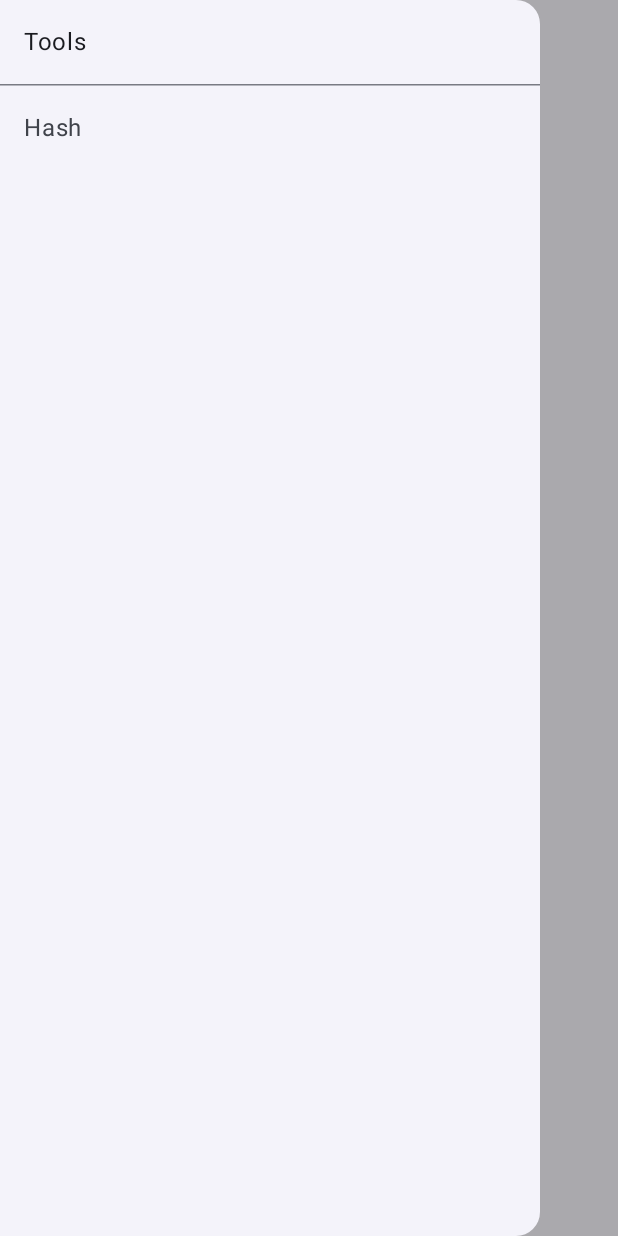
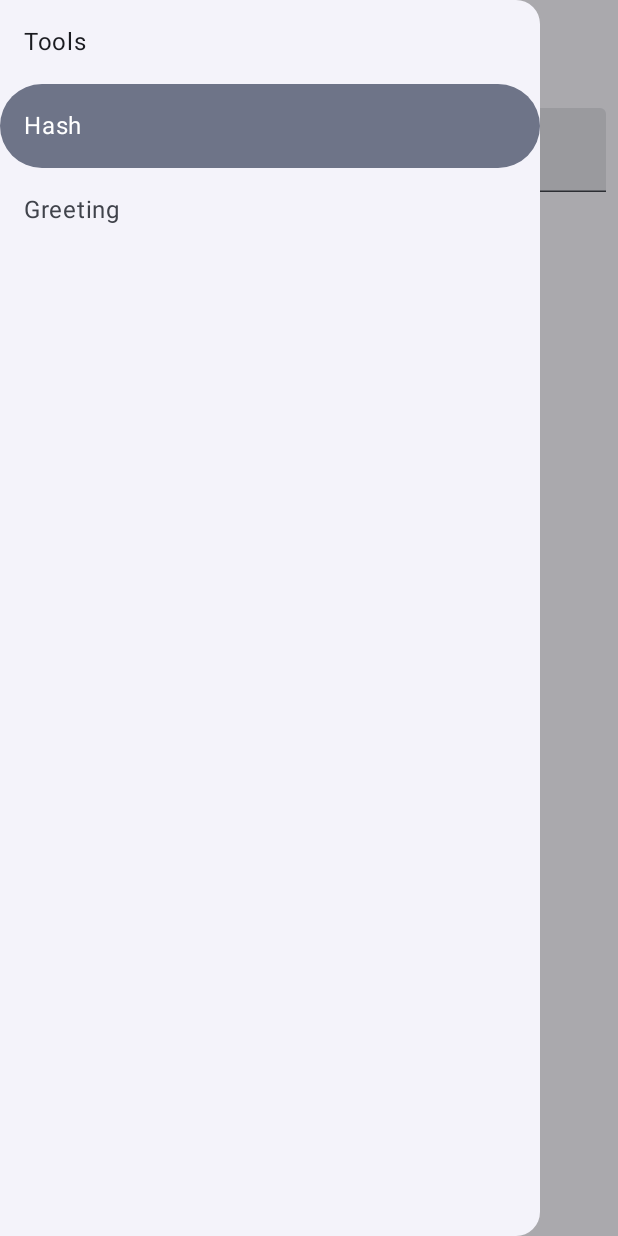
Before and after one commit to xorkevin/multitool, an Android app built with Jetpack Compose: the screen it shows after launch (MainActivity), after a tap on "Tool Drawer", on a phone screen of 412 x 824 dp. Run offline under Robolectric (Android 15) with nearby library versions, the phone set to English and light mode, and no system bars.

Commit message:
Fix navigation

```diff
--- a/app/src/main/java/dev/xorkevin/multitool/MainActivity.kt
+++ b/app/src/main/java/dev/xorkevin/multitool/MainActivity.kt
@@ -6,12 +6,14 @@ import androidx.activity.compose.setContent
 import androidx.activity.enableEdgeToEdge
 import androidx.compose.foundation.layout.Column
 import androidx.compose.foundation.layout.fillMaxSize
+import androidx.compose.foundation.layout.fillMaxWidth
 import androidx.compose.foundation.layout.padding
+import androidx.compose.foundation.rememberScrollState
+import androidx.compose.foundation.verticalScroll
 import androidx.compose.material.icons.Icons
 import androidx.compose.material.icons.filled.Menu
 import androidx.compose.material3.DrawerValue
 import androidx.compose.material3.ExperimentalMaterial3Api
-import androidx.compose.material3.HorizontalDivider
 import androidx.compose.material3.Icon
 import androidx.compose.material3.IconButton
 import androidx.compose.material3.ModalDrawerSheet
@@ -41,7 +43,6 @@ import androidx.navigation.compose.rememberNavController
 import dev.xorkevin.multitool.ui.theme.MultitoolTheme
 import kotlinx.coroutines.launch
 import kotlinx.serialization.Serializable
-import kotlin.reflect.KClass
 
 class MainActivity : ComponentActivity() {
     override fun onCreate(savedInstanceState: Bundle?) {
@@ -62,13 +63,17 @@ sealed interface Route {
     sealed interface Tools {
         @Serializable
         data object Hash
+
+        @Serializable
+        data object Greeting
     }
 }
 
-data class RouteEntry(val route: KClass<*>, val name: String)
+data class RouteEntry(val route: Any, val name: String)
 
 val routes = listOf(
-    RouteEntry(Route.Tools.Hash::class, "Hash")
+    RouteEntry(Route.Tools.Hash, "Hash"),
+    RouteEntry(Route.Tools.Greeting, "Greeting"),
 )
 
 @OptIn(ExperimentalMaterial3Api::class)
@@ -82,37 +87,39 @@ fun App() {
     val currentBackStackEntry by navController.currentBackStackEntryAsState()
     val currentDestination = currentBackStackEntry?.destination
 
+    val screenName = if (currentDestination != null) routes.find {
+        currentDestination.hasRoute(it.route::class)
+    }?.name ?: "Home" else "Home"
+
     ModalNavigationDrawer(modifier = Modifier.fillMaxSize(),
         drawerState = drawerState,
         drawerContent = {
             ModalDrawerSheet {
                 Text("Tools", modifier = Modifier.padding(16.dp))
-                HorizontalDivider()
+                routes.forEach {
                     NavigationDrawerItem(
-                    label = { Text(text = "Hash") },
-                    selected = false,
+                        label = { Text(text = it.name) },
+                        selected = currentDestination?.hasRoute(it.route::class) == true,
                         onClick = {
-                        navController.navigate(route = Route.Tools.Hash) {
-                            popUpTo(Route.Home)
+                            navController.navigate(route = it.route) {
+                                popUpTo(navController.graph.startDestinationId) {
+                                    saveState = true
+                                }
+                                launchSingleTop = true
+                                restoreState = true
                             }
                             scope.launch { drawerState.close() }
                         },
                     )
+                }
+
             }
         }) {
         Scaffold(
             modifier = Modifier.fillMaxSize(),
             topBar = {
                 TopAppBar(
-                    title = {
-                        Text(
-                            text = if (currentDestination != null) routes.find {
-                                currentDestination.hasRoute(
-                                    it.route
-                                )
-                            }?.name ?: "Home" else "Home"
-                        )
-                    },
+                    title = { Text(text = screenName) },
                     navigationIcon = {
                         IconButton(onClick = {
                             scope.launch {
@@ -143,6 +150,9 @@ fun App() {
                     composable<Route.Tools.Hash> {
                         HashTool()
                     }
+                    composable<Route.Tools.Greeting> {
+                        Greeting()
+                    }
                 }
             }
         }
@@ -152,9 +162,29 @@ fun App() {
 @Composable
 fun HashTool() {
     var inp by remember { mutableStateOf("") }
+    val scrollState = rememberScrollState()
 
-    Column {
-        TextField(value = inp, onValueChange = { inp = it })
-        Text(text = inp)
+    Column(modifier = Modifier.verticalScroll(scrollState)) {
+        TextField(
+            value = inp,
+            onValueChange = { inp = it },
+            modifier = Modifier
+                .padding(8.dp)
+                .fillMaxWidth()
+        )
+        Text(
+            text = inp, modifier = Modifier
+                .padding(16.dp)
+                .fillMaxWidth()
+        )
     }
 }
+
+@Composable
+fun Greeting() {
+    Text(
+        text = "Hello", modifier = Modifier
+            .padding(16.dp)
+            .fillMaxWidth()
+    )
+}
```
Lines whose indentation alone changed are shown as unchanged.
